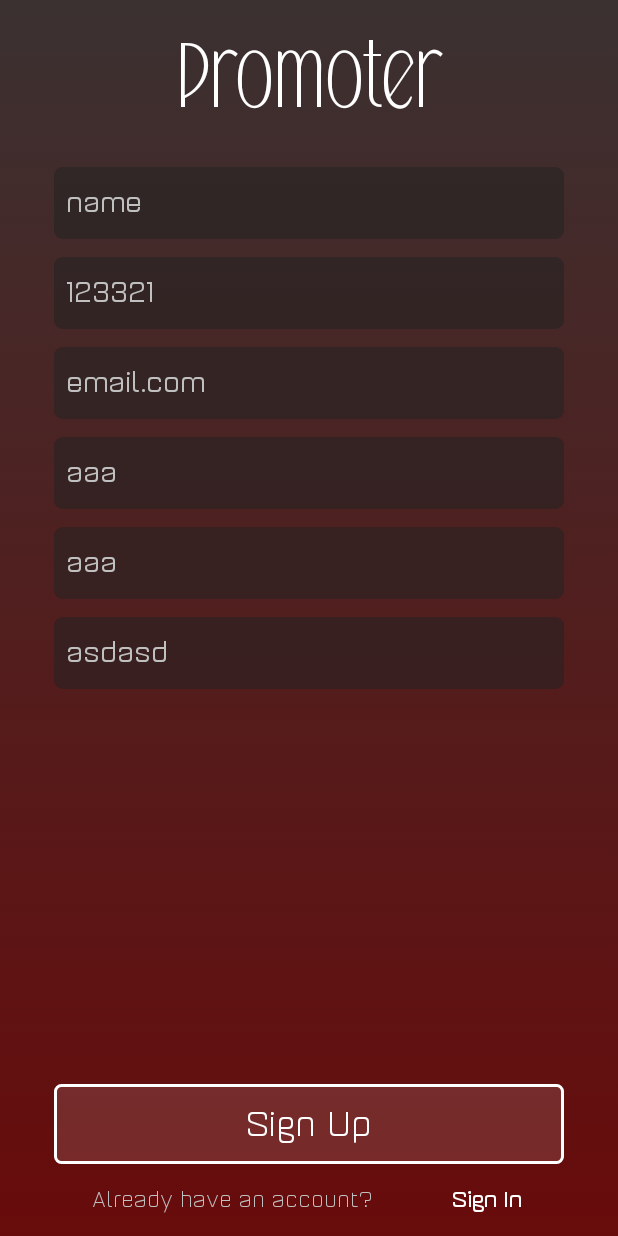
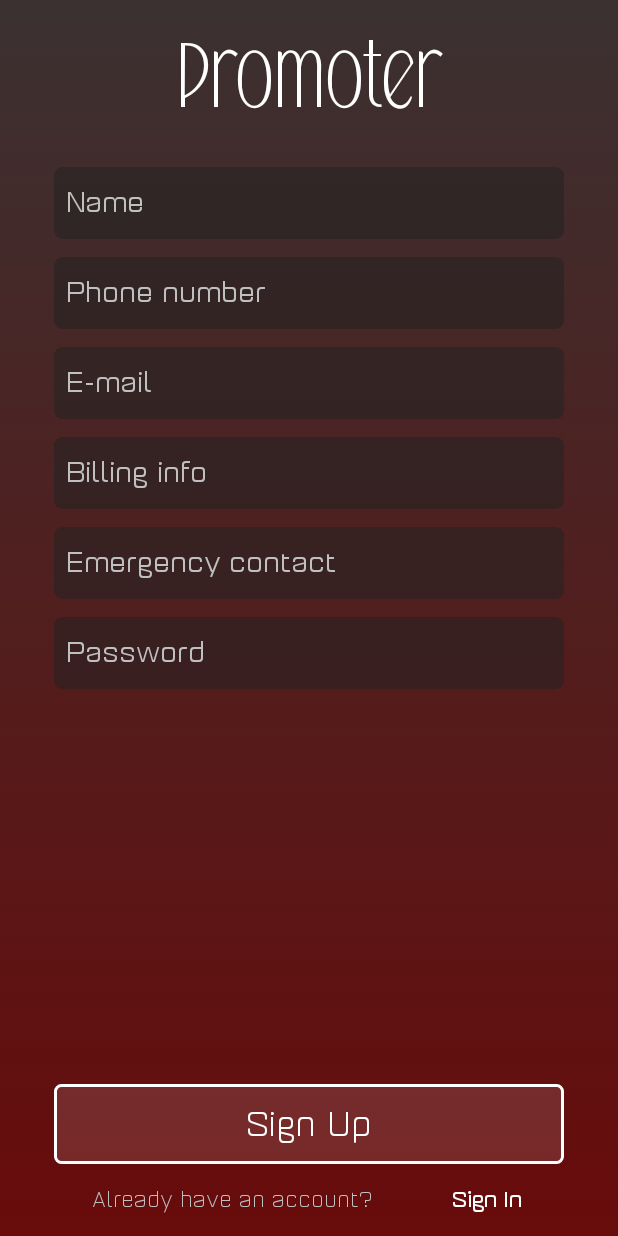
Before and after one commit to st1ch/Party-Tonight-Android, an Android app: the PromoterSignUpActivity screen opened directly, with no data from a screen before it, on a phone screen of 412 x 824 dp. Run offline under Robolectric (Android 15) with nearby library versions, the phone set to English and light mode, and no system bars; our stand-ins replace ButterKnife; 1 statement that could not run was skipped.

Commit message:
add checking for errors in SignInAcitivty

```diff
--- a/app/src/main/java/app/media/opp/partytonight/data/Constants.java
+++ b/app/src/main/java/app/media/opp/partytonight/data/Constants.java
@@ -1,11 +1,10 @@
 package app.media.opp.partytonight.data;
-
-import java.util.Locale;
 
 /**
  * Created by sebastian on 13.06.16.
  */
 public interface Constants {
     String BASE_URL = "http://45.55.226.134:8080/partymaker/";
+
 //    String BASE_URL = "http://10.0.1.6:8080/";
 }
--- a/app/src/main/java/app/media/opp/partytonight/presentation/activities/PromoterSignUpActivity.java
+++ b/app/src/main/java/app/media/opp/partytonight/presentation/activities/PromoterSignUpActivity.java
@@ -48,16 +48,16 @@ public class PromoterSignUpActivity extends ProgressActivity implements ICredent
         configureAnimation(R.id.activity_promoter_sign_up);
     }
 
-    @Override
-    protected void onStart() {
-        super.onStart();
-        etName.setText("name");
-        etEmail.setText("email.com");
-        etPhoneNumber.setText("123321");
-        etPassword.setText("asdasd");
-        etBillingInfo.setText("aaa");
-        etEmergencyContact.setText("aaa");
-    }
+//    @Override
+//    protected void onStart() {
+//        super.onStart();
+//        etName.setText("name");
+//        etEmail.setText("email.com");
+//        etPhoneNumber.setText("123321");
+//        etPassword.setText("asdasd");
+//        etBillingInfo.setText("aaa");
+//        etEmergencyContact.setText("aaa");
+//    }
 
     @Override
     protected void onDestroy() {
--- a/app/src/main/res/layout/activity_promoter_sign_in.xml
+++ b/app/src/main/res/layout/activity_promoter_sign_in.xml
@@ -46,6 +46,7 @@
                 android:drawablePadding="12dp"
                 android:drawableStart="@mipmap/ic_account"
                 android:hint="@string/eMail"
+                android:inputType="textEmailAddress"
                 android:paddingBottom="8dp"
                 android:paddingTop="8dp"
                 android:textColor="@color/colorTextSignIn"
--- a/app/src/main/res/values/strings.xml
+++ b/app/src/main/res/values/strings.xml
@@ -22,4 +22,8 @@
     <string name="suchEmailIsAlreadyUsed">Such email is already used</string>
     <string name="thisBillingIsAlreadyUsed">This billing is already used</string>
     <string name="suchNameIsAlreadyUsed">Such name is already used</string>
+    <string name="fieldShoudNotBeEmpty">Field should not be empty</string>
+    <string name="fieldContainsInvalidCharacters">Field contains invalid characters</string>
+    <string name="minimumLengthIs">Minimum length is </string>
+    <string name="passwordShouldContainOnlyLettersAndDigits">Password should contain only letters and digits</string>
 </resources>
```
Also changed, not shown: app/src/main/java/app/media/opp/partytonight/presentation/activities/PromoterSignInActivity.java (+35 -1 lines), app/src/main/java/app/media/opp/partytonight/presentation/utils/FieldsUtils.java (added, +28 -0 lines).
